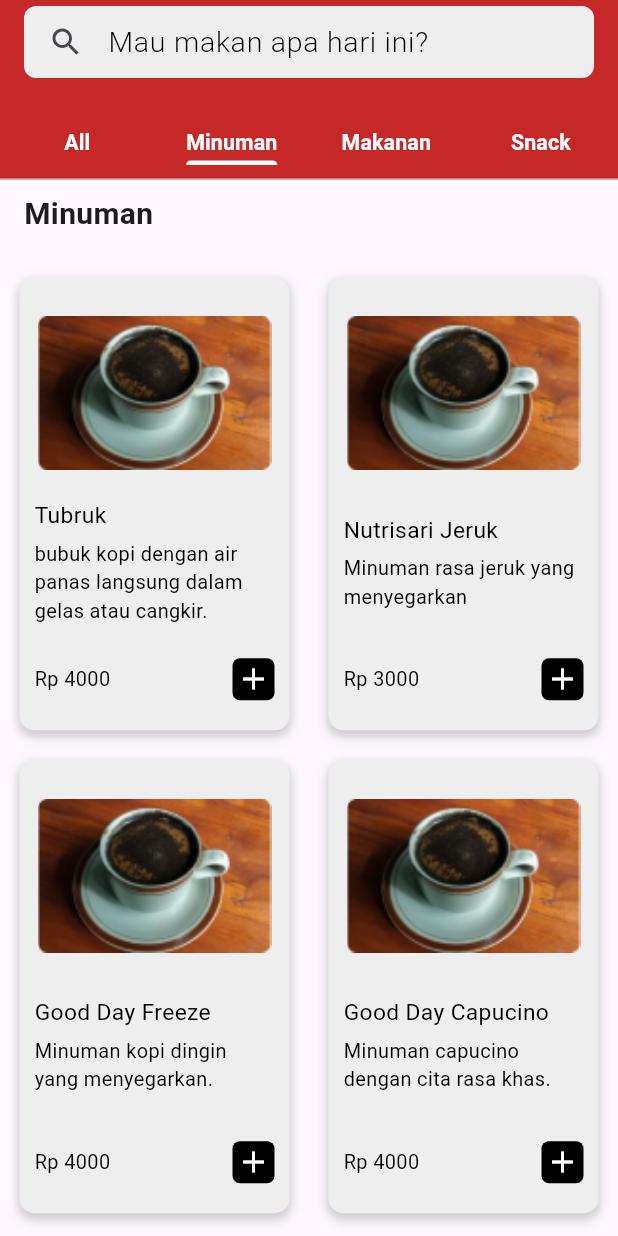
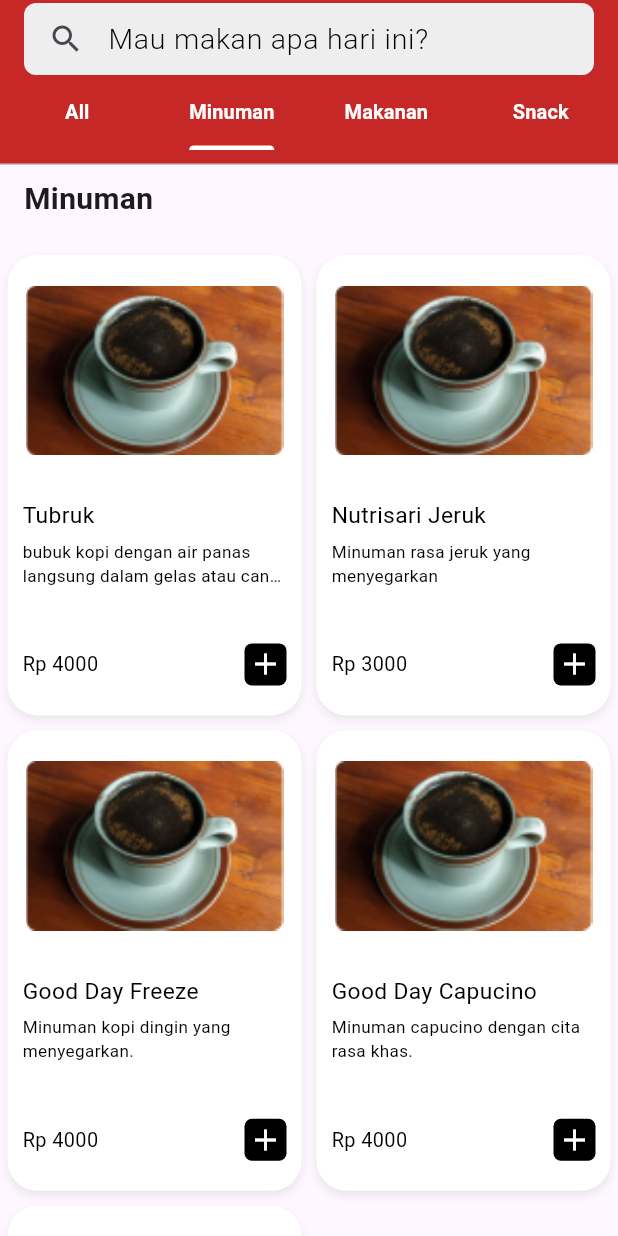
Before and after one commit to Shade2012/warmindo_user_ui, a Flutter app: the HomePage screen opened by its route, after a tap on "Minuman", on a phone screen of 412 x 824 dp. Run offline on Flutter 3.47's test engine with Material 3 defaults, Android fonts, the phone set to English and light mode, and no system bars; our stand-ins replace animated_custom_dropdown, carousel_slider, flutter_svg, font_awesome_flutter, get, google_fonts and 2 more; missing offline and left inert: dart:ffi; Roboto replaces fonts that are missing (Oxygen).

Commit message:
style:[S2] fix overflow menu page

```diff
--- a/lib/pages/home_page/view/home_page.dart
+++ b/lib/pages/home_page/view/home_page.dart
@@ -18,6 +18,8 @@ class HomePage extends StatelessWidget {
   final HomeController controller = Get.put(HomeController());
   @override
   Widget build(BuildContext context) {
+    double screenWidth = MediaQuery.of(context).size.width;
+    double screenHeight = MediaQuery.of(context).size.height;
     return Scaffold(
       body: SafeArea(
         child: SingleChildScrollView(
@@ -62,7 +64,7 @@ class HomePage extends StatelessWidget {
                   mainAxisAlignment: MainAxisAlignment.spaceBetween,
                   children: [
                     Container(
-                      width: 170,
+                      width: screenWidth * 0.43,
                       decoration: BoxDecoration(
                         boxShadow: [
                           BoxShadow(
@@ -114,7 +116,8 @@ class HomePage extends StatelessWidget {
                               mainAxisAlignment: MainAxisAlignment.start,
                               children: [
                                 SizedBox(height: 3,),
-                                Text("bubuk kopi dengan air panas langsung dalam gelas atau cangkir.", style: descriptionTextStyle),
+                                Text("bubuk kopi dengan air panas langsung dalam gelas atau cangkir.",  maxLines: 3,
+                                    overflow: TextOverflow.ellipsis, style: descriptionTextStyle),
                                 SizedBox(height: 10,),
                                 Row(
                                   mainAxisAlignment: MainAxisAlignment.spaceBetween,
@@ -138,7 +141,7 @@ class HomePage extends StatelessWidget {
                       ),
                     ),
                     Container(
-                      width: 170,
+                      width: screenWidth * 0.43,
                       decoration: BoxDecoration(
                         boxShadow: [
                           BoxShadow(
@@ -188,7 +191,8 @@ class HomePage extends StatelessWidget {
                               mainAxisAlignment: MainAxisAlignment.start,
                               children: [
                                 SizedBox(height: 3,),
-                                Text("Ayam goreng dengan sambal penyet dan mi indomie", style: descriptionTextStyle),
+                                Text("Ayam goreng dengan sambal penyet dan mi indomie",  maxLines: 3,
+                                    overflow: TextOverflow.ellipsis, style: descriptionTextStyle),
                                 SizedBox(height: 10,),
                                 Row(
                                   mainAxisAlignment: MainAxisAlignment.spaceBetween,
@@ -264,6 +268,8 @@ class HomePage extends StatelessWidget {
                         ),
                       ),
                       SizedBox(width: 10,),
+                      Stack(
+                        children: [
                           Container(
                             width: 122, // Use the screen width
                             height: 104,
@@ -279,6 +285,19 @@ class HomePage extends StatelessWidget {
                               ),
                             ),
                           ),
+                          Positioned(
+                            top: 5,
+                            right: 8,
+                            child: Container(
+                              child: GestureDetector(
+                                onTap: (){},
+                                child: Cart(context: context, product: controller.menu[11],),
+                              ),
+                            ),
+                          ),
+                        ],
+                      ),
+
                     ],
                   ),
                 ),
--- a/lib/pages/menu_page/view/menu_page.dart
+++ b/lib/pages/menu_page/view/menu_page.dart
@@ -28,7 +28,7 @@ class MenuPage extends StatelessWidget {
       length: 4,
       child: Scaffold(
         appBar: PreferredSize(
-          preferredSize: Size.fromHeight(120),
+          preferredSize: Size.fromHeight(110),
           child: AppBar(
             backgroundColor: ColorResources.primaryColor,
             title: CustomSearchBar(
@@ -37,6 +37,7 @@ class MenuPage extends StatelessWidget {
             ),
             automaticallyImplyLeading: false,
             bottom: TabBar(
+              labelPadding: EdgeInsets.only(bottom: 10),
               indicatorPadding: EdgeInsets.only(bottom: 10),
               indicatorColor: ColorResources.backgroundCardColor,
               tabs: [
@@ -50,12 +51,13 @@ class MenuPage extends StatelessWidget {
                   child: Text(
                     'Minuman',
                     style: categoryMenuTextStyle,
+                    overflow: TextOverflow.ellipsis,
                   ),
                 ),
                 Tab(
                   child: Text(
                     'Makanan',
-                    style: categoryMenuTextStyle,
+                    style: categoryMenuTextStyle,overflow: TextOverflow.ellipsis,
                   ),
                 ),
                 Tab(
--- a/lib/utils/themes/textstyle_themes.dart
+++ b/lib/utils/themes/textstyle_themes.dart
@@ -233,7 +233,7 @@ TextStyle categoryMenuTextStyle = GoogleFonts.oxygen(
     textStyle: TextStyle(
         color: secondaryTextColor,
         fontWeight: FontWeight.bold,
-        fontSize: figmaFontsize(15)));
+        fontSize: figmaFontsize(14)));
 
 TextStyle menuNameTextStyle = GoogleFonts.oxygen(
     textStyle: TextStyle(
@@ -245,7 +245,7 @@ TextStyle menuDescTextStyle = GoogleFonts.oxygen(
     textStyle: TextStyle(
         color: primaryTextColor,
         fontWeight: FontWeight.w400,
-        fontSize: figmaFontsize(14)));
+        fontSize: figmaFontsize(12)));
 
 TextStyle menuPriceTextStyle = GoogleFonts.oxygen(
     textStyle: TextStyle(
--- a/lib/widget/menucard_widget.dart
+++ b/lib/widget/menucard_widget.dart
@@ -3,6 +3,7 @@ import 'package:get/get.dart';
 import 'package:warmindo_user_ui/pages/menu_page/model/menu_model.dart';
 import 'package:warmindo_user_ui/utils/themes/textstyle_themes.dart';
 
+import '../utils/themes/color_themes.dart';
 import 'myCustomPopUp/myPopup_controller.dart';
 
 class MenuCategory extends StatelessWidget {
@@ -38,23 +39,24 @@ class MenuCategory extends StatelessWidget {
           crossAxisCount: 2,
           shrinkWrap: true,
           childAspectRatio: MediaQuery.of(context).size.width /
-              (MediaQuery.of(context).size.height / 1.28),
+              (MediaQuery.of(context).size.height / 1.3),
           physics: NeverScrollableScrollPhysics(),
           children: menuList.map((menu) {
             return Container(
-              padding: EdgeInsets.symmetric(vertical: 10, horizontal: 10),
-              margin: EdgeInsets.symmetric(horizontal: 13, vertical: 10),
+              width: screenWidth * 0.43,
+              margin: EdgeInsets.symmetric(vertical: 5,horizontal: 5),
+              padding: EdgeInsets.all(10),
               decoration: BoxDecoration(
-                borderRadius: BorderRadius.circular(10),
-                color: Colors.grey[200],
                 boxShadow: [
                   BoxShadow(
-                    color: Colors.grey.withOpacity(0.5),
-                    spreadRadius: 1,
-                    blurRadius: 5,
-                    offset: Offset(0, 3),
+                    color: Colors.grey.withOpacity(0.2),
+                    spreadRadius: 0,
+                    blurRadius: 4,
+                    offset: Offset(0, 3), // changes position of shadow
                   ),
                 ],
+                color: ColorResources.backgroundCardColor,
+                borderRadius: BorderRadius.all(Radius.circular(20)),
               ),
               // Tampilkan informasi menu di sini
               child: Column(
@@ -86,7 +88,9 @@ class MenuCategory extends StatelessWidget {
                         SizedBox(height: 5),
                         Text(
                           menu.description,
-                          maxLines: 3,
+                          maxLines: 2
+                          ,
+                          overflow: TextOverflow.ellipsis,
                           style: menuDescTextStyle,
                         ),
                       ],
--- a/lib/widget/myCustomPopUp/myPopup_controller.dart
+++ b/lib/widget/myCustomPopUp/myPopup_controller.dart
@@ -31,7 +31,7 @@ class MyCustomPopUpController extends GetxController {
     ));
     counterController.reset();
     print('Item added to cart');
-    Get.off(() => CartPage());
+    Get.back();
     print('Navigating to CartPage');
   }
 }
```
Also changed, not shown: lib/pages/history_page/controller/history_controller.dart (+15 -27 lines), lib/pages/history_page/model/history.dart (+52 -1 lines). Lines whose indentation alone changed are shown as unchanged.
